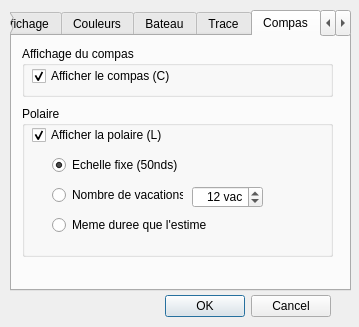
Before: the Qt Designer form src/Ui/paramVLM.ui in nohal/qtVlm, drawn with Qt 5.
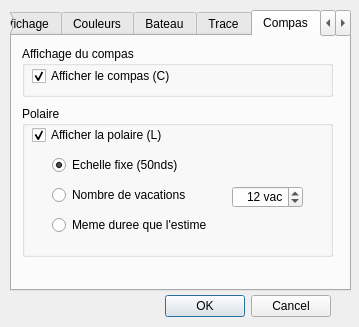
After: the same form once the commit is applied. The open tabs and pages were chosen to show the change. Icons and pictures are not drawn.

Commit message: some cosmetic changes in some dialogs

```diff
--- a/src/Ui/paramVLM.ui
+++ b/src/Ui/paramVLM.ui
@@ -774,7 +774,7 @@
        <rect>
         <x>30</x>
         <y>50</y>
-        <width>131</width>
+        <width>161</width>
         <height>18</height>
        </rect>
       </property>
@@ -790,7 +790,7 @@
        <rect>
         <x>30</x>
         <y>80</y>
-        <width>131</width>
+        <width>161</width>
         <height>18</height>
        </rect>
       </property>
@@ -801,7 +801,7 @@
      <widget class="QSpinBox" name="polVac">
       <property name="geometry">
        <rect>
-        <x>170</x>
+        <x>210</x>
         <y>80</y>
         <width>71</width>
         <height>22</height>
@@ -828,7 +828,7 @@
        <rect>
         <x>30</x>
         <y>110</y>
-        <width>161</width>
+        <width>191</width>
         <height>18</height>
        </rect>
       </property>
```
Left out of the diff: 6 changed lines with no effect on the pictures. The commit also changes 7 other files.
